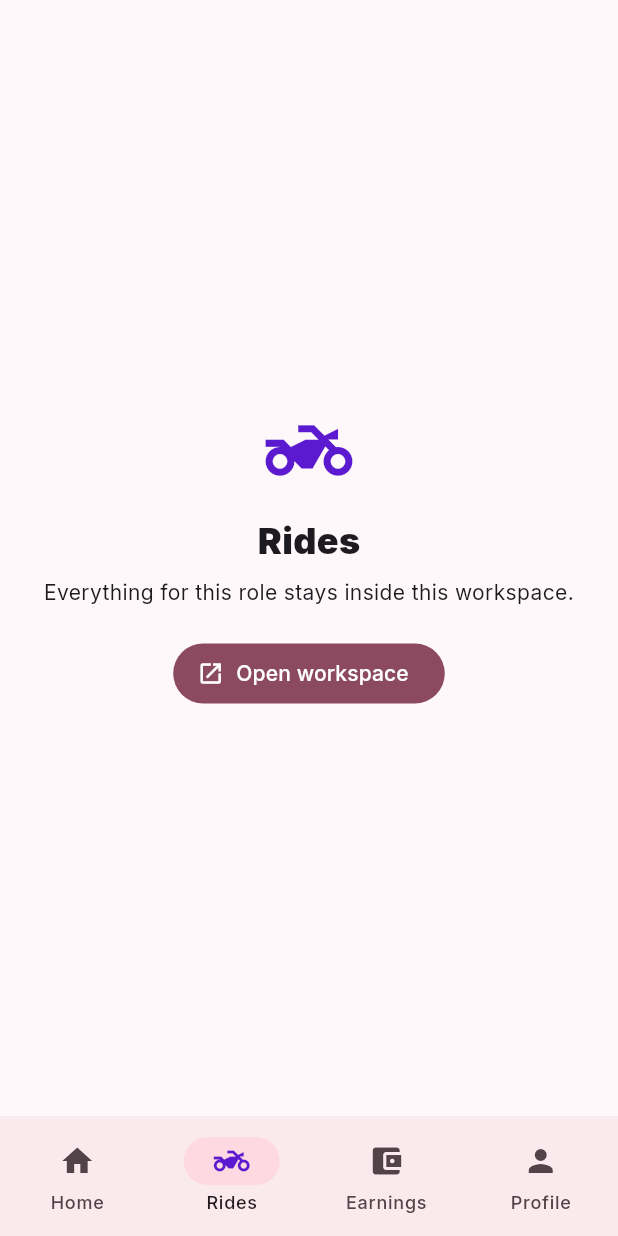
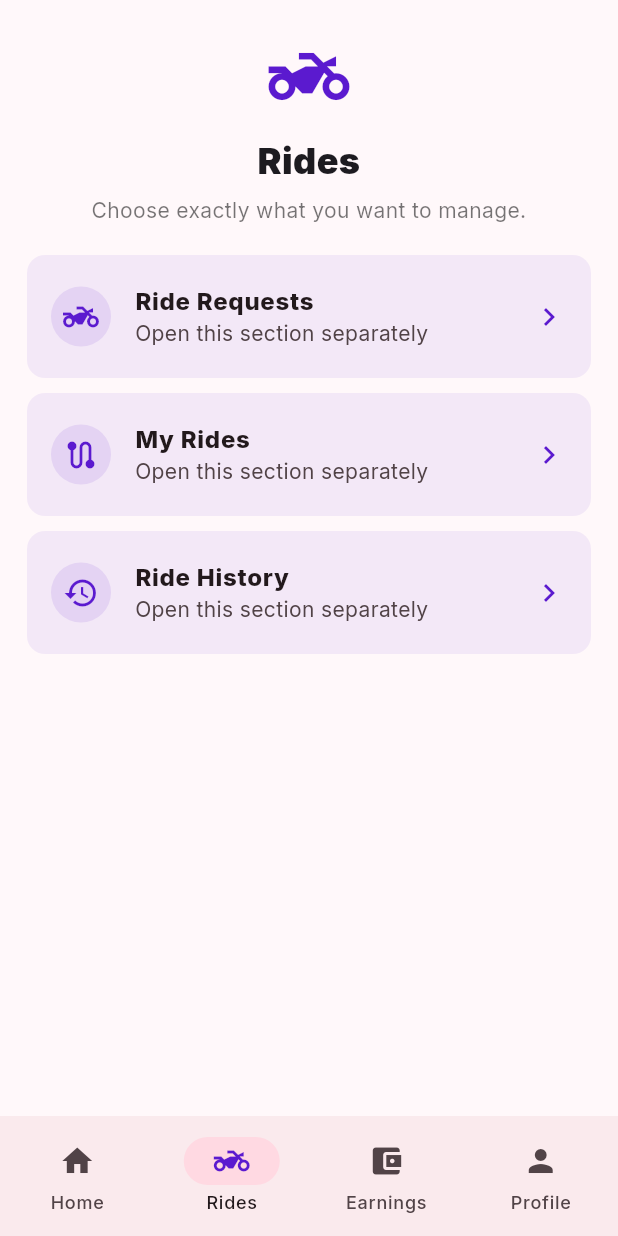
Before and after one commit to mauryasujeet698-svg/Always-website, a Flutter app: the screen it shows once a user with an empty profile is signed in, item 2 of the bottom bar chosen, on a phone screen of 412 x 824 dp. Run offline on Flutter 3.47's test engine with Material 3 defaults, Android fonts, the light colour scheme and no system bars; our stand-ins replace cloud_firestore, dio, firebase_auth, firebase_core, firebase_messaging, flutter_map and 10 more; accounts and stored records are empty; network calls fail.

Commit message:
Route role options to separate structured screens

```diff
--- a/mobile/lib/role_dashboard_screen.dart
+++ b/mobile/lib/role_dashboard_screen.dart
@@ -6,6 +6,7 @@ import 'package:flutter/material.dart';
 import 'package:flutter_map/flutter_map.dart';
 import 'package:geolocator/geolocator.dart';
 import 'package:latlong2/latlong.dart';
+import 'role_workspace_screen.dart';
 
 class RoleDashboardScreen extends StatefulWidget {
   final String role;
@@ -101,16 +102,18 @@ class _RoleDashboardScreenState extends State<RoleDashboardScreen> {
   };
 
   Future<void> openWorkspace(String section) async {
-    if(admin) {
-      await Navigator.push(context,MaterialPageRoute(builder:(_)=>widget.child));
-    } else {
-      await Navigator.push(context,MaterialPageRoute(builder:(_)=>Scaffold(
-        backgroundColor:const Color(0xFFFFF8FA),
-        appBar:AppBar(backgroundColor:const Color(0xFFFFF8FA),elevation:0,title:Text(section,style:const TextStyle(fontWeight:FontWeight.w800)),iconTheme:IconThemeData(color:accent)),
-        body:SafeArea(child:SingleChildScrollView(padding:const EdgeInsets.all(12),child:widget.child)),
-      )));
-    }
-    if(mounted)_loadProfile();
+    await Navigator.push(
+      context,
+      MaterialPageRoute(
+        builder: (_) => RoleFeatureScreen(
+          role: widget.role,
+          feature: section,
+          user: widget.user,
+          accent: accent,
+        ),
+      ),
+    );
+    if (mounted) _loadProfile();
   }
 
   void account() {
@@ -249,16 +252,109 @@ class _RoleDashboardScreenState extends State<RoleDashboardScreen> {
 
   Widget liveMap()=>_RoleLiveMap(accent:accent,carrier:carrier,onOpen:()=>openWorkspace(carrier?'Ride Requests':'Delivery Requests'));
 
-  Widget section(String label)=>Center(child:Column(mainAxisAlignment:MainAxisAlignment.center,children:[
-    Icon(icon,size:58,color:accent),const SizedBox(height:14),Text(label,style:const TextStyle(fontSize:24,fontWeight:FontWeight.w900)),const SizedBox(height:8),
-    const Text('Everything for this role stays inside this workspace.',textAlign:TextAlign.center),const SizedBox(height:20),
-    FilledButton.icon(onPressed:()=>openWorkspace(label),icon:const Icon(Icons.open_in_new),label:const Text('Open workspace')),
-  ]));
+  Widget section(String label) {
+    final List<_Action> sectionActions;
+    if (admin) {
+      sectionActions = label == 'Live Operations'
+          ? const [
+              _Action('Manage Orders', Icons.receipt_long),
+              _Action('Manage Delivery Partners', Icons.delivery_dining),
+              _Action('Manage Carriers', Icons.two_wheeler),
+              _Action('Manage Sellers', Icons.storefront),
+            ]
+          : label == 'Reports & Analytics'
+              ? const [
+                  _Action('Reports & Analytics', Icons.analytics),
+                  _Action('Users & Roles', Icons.manage_accounts),
+                ]
+              : const [
+                  _Action('Users & Roles', Icons.manage_accounts),
+                  _Action('App Settings', Icons.settings),
+                ];
+    } else if (seller) {
+      sectionActions = label == 'Orders'
+          ? const [_Action('Orders', Icons.receipt_long), _Action('Inventory', Icons.fact_check)]
+          : label == 'Sales Analytics'
+              ? const [_Action('Sales Analytics', Icons.bar_chart), _Action('Payouts', Icons.account_balance_wallet)]
+              : const [
+                  _Action('Shop Profile', Icons.storefront),
+                  _Action('Products', Icons.inventory_2),
+                  _Action('Offers', Icons.local_offer),
+                  _Action('Help & Support', Icons.support_agent),
+                ];
+    } else if (delivery) {
+      sectionActions = label == 'Deliveries'
+          ? const [_Action('Delivery Requests', Icons.local_shipping), _Action('My Deliveries', Icons.assignment_turned_in)]
+          : label == 'Earnings'
+              ? const [_Action('Earnings', Icons.currency_rupee), _Action('Performance', Icons.bar_chart), _Action('Incentives', Icons.card_giftcard)]
+              : const [
+                  _Action('Documents', Icons.description),
+                  _Action('Safety & SOS', Icons.shield),
+                  _Action('Help & Support', Icons.support_agent),
+                  _Action('Profile & Settings', Icons.person),
+                ];
+    } else {
+      sectionActions = label == 'Rides'
+          ? const [_Action('Ride Requests', Icons.two_wheeler), _Action('My Rides', Icons.route), _Action('Ride History', Icons.history)]
+          : label == 'Earnings'
+              ? const [_Action('Earnings', Icons.currency_rupee), _Action('Ratings', Icons.star)]
+              : const [
+                  _Action('Vehicle & Documents', Icons.description),
+                  _Action('Safety & SOS', Icons.shield),
+                  _Action('Help & Support', Icons.support_agent),
+                  _Action('Profile & Settings', Icons.person),
+                ];
+    }
+    return ListView(
+      padding: const EdgeInsets.fromLTRB(18, 24, 18, 28),
+      children: [
+        Icon(icon, size: 54, color: accent),
+        const SizedBox(height: 12),
+        Text(label, textAlign: TextAlign.center, style: const TextStyle(fontSize: 24, fontWeight: FontWeight.w900)),
+        const SizedBox(height: 6),
+        Text(
+          'Choose exactly what you want to manage.',
+          textAlign: TextAlign.center,
+          style: const TextStyle(color: Colors.black54),
+        ),
+        const SizedBox(height: 20),
+        ...sectionActions.map(
+          (a) => Card(
+            elevation: 0,
+            color: soft,
+            margin: const EdgeInsets.only(bottom: 10),
+            child: ListTile(
+              contentPadding: const EdgeInsets.symmetric(horizontal: 16, vertical: 5),
+              leading: CircleAvatar(
+                backgroundColor: accent.withOpacity(.10),
+                child: Icon(a.icon, color: accent),
+              ),
+              title: Text(a.title, style: const TextStyle(fontWeight: FontWeight.w800)),
+              subtitle: const Text('Open this section separately'),
+              trailing: Icon(Icons.chevron_right, color: accent),
+              onTap: () => openWorkspace(a.title),
+            ),
+          ),
+        ),
+      ],
+    );
+  }
 
   Widget navigation(){
     final labels=admin?const['Home','Operations','Analytics','Users']:seller?const['Home','Orders','Analytics','Profile']:delivery?const['Home','Deliveries','Earnings','Profile']:const['Home','Rides','Earnings','Profile'];
     final icons=admin?const[Icons.home,Icons.tune,Icons.analytics,Icons.manage_accounts]:seller?const[Icons.home,Icons.receipt_long,Icons.bar_chart,Icons.person]:delivery?const[Icons.home,Icons.local_shipping,Icons.account_balance_wallet,Icons.person]:const[Icons.home,Icons.two_wheeler,Icons.account_balance_wallet,Icons.person];
-    return NavigationBar(selectedIndex:tab,onDestinationSelected:(v){setState(()=>tab=v);if(v==3&&!admin)account();},destinations:List.generate(4,(i)=>NavigationDestination(icon:Icon(icons[i]),selectedIcon:Icon(icons[i],color:accent),label:labels[i])));
+    return NavigationBar(
+      selectedIndex: tab,
+      onDestinationSelected: (v) => setState(() => tab = v),
+      destinations: List.generate(
+        4,
+        (i) => NavigationDestination(
+          icon: Icon(icons[i]),
+          selectedIcon: Icon(icons[i], color: accent),
+          label: labels[i],
+        ),
+      ),
+    );
   }
 }
 
```
